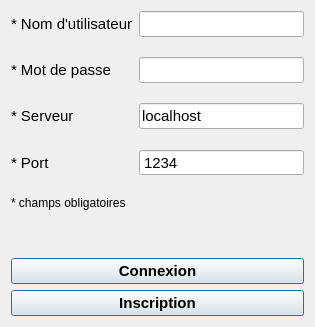
Qt form User/viewUser.ui (edri/ProjetChat2015) before a commit.
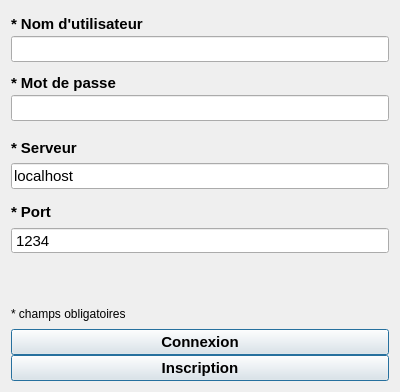
The same form after that commit. Icons and pictures are not drawn.

Commit message: Mise à jour de la vue de connexion.

Patch:
```diff
--- a/User/viewUser.ui
+++ b/User/viewUser.ui
@@ -6,10 +6,22 @@
    <rect>
     <x>0</x>
     <y>0</y>
-    <width>315</width>
-    <height>327</height>
+    <width>400</width>
+    <height>392</height>
    </rect>
   </property>
+  <property name="minimumSize">
+   <size>
+    <width>400</width>
+    <height>392</height>
+   </size>
+  </property>
+  <property name="maximumSize">
+   <size>
+    <width>16777215</width>
+    <height>392</height>
+   </size>
+  </property>
   <property name="windowTitle">
    <string>Connexion</string>
   </property>
@@ -18,16 +30,13 @@
     <normaloff>:/icons/img/chator.png</normaloff>:/icons/img/chator.png</iconset>
   </property>
   <widget class="QWidget" name="centralWidget">
-   <layout class="QVBoxLayout" name="verticalLayout">
+   <layout class="QVBoxLayout" name="verticalLayout_2">
     <item>
-     <layout class="QFormLayout" name="formLayout">
-      <property name="fieldGrowthPolicy">
-       <enum>QFormLayout::AllNonFixedFieldsGrow</enum>
+     <layout class="QVBoxLayout" name="verticalLayout">
+      <property name="spacing">
+       <number>0</number>
       </property>
-      <property name="verticalSpacing">
-       <number>20</number>
-      </property>
-      <item row="0" column="0">
+      <item>
        <widget class="QLabel" name="lbl_userName">
         <property name="enabled">
          <bool>true</bool>
@@ -47,6 +56,8 @@
         <property name="font">
          <font>
           <pointsize>11</pointsize>
+          <weight>75</weight>
+          <bold>true</bold>
          </font>
         </property>
         <property name="text">
@@ -54,7 +65,32 @@
         </property>
        </widget>
       </item>
-      <item row="1" column="0">
+      <item>
+       <widget class="QLineEdit" name="ldt_userName">
+        <property name="font">
+         <font>
+          <pointsize>11</pointsize>
+         </font>
+        </property>
+       </widget>
+      </item>
+      <item>
+       <spacer name="verticalSpacer">
+        <property name="orientation">
+         <enum>Qt::Vertical</enum>
+        </property>
+        <property name="sizeType">
+         <enum>QSizePolicy::Fixed</enum>
+        </property>
+        <property name="sizeHint" stdset="0">
+         <size>
+          <width>5</width>
+          <height>8</height>
+         </size>
+        </property>
+       </spacer>
+      </item>
+      <item>
        <widget class="QLabel" name="lbl_password">
         <property name="maximumSize">
          <size>
@@ -65,6 +101,8 @@
         <property name="font">
          <font>
           <pointsize>11</pointsize>
+          <weight>75</weight>
+          <bold>true</bold>
          </font>
         </property>
         <property name="text">
@@ -72,11 +110,41 @@
         </property>
        </widget>
       </item>
-      <item row="2" column="0">
+      <item>
+       <widget class="QLineEdit" name="ldt_password">
+        <property name="font">
+         <font>
+          <pointsize>11</pointsize>
+         </font>
+        </property>
+        <property name="echoMode">
+         <enum>QLineEdit::Password</enum>
+        </property>
+       </widget>
+      </item>
+      <item>
+       <spacer name="verticalSpacer_2">
+        <property name="orientation">
+         <enum>Qt::Vertical</enum>
+        </property>
+        <property name="sizeType">
+         <enum>QSizePolicy::Fixed</enum>
+        </property>
+        <property name="sizeHint" stdset="0">
+         <size>
+          <width>20</width>
+          <height>12</height>
+         </size>
+        </property>
+       </spacer>
+      </item>
+      <item>
        <widget class="QLabel" name="lbl_server">
         <property name="font">
          <font>
           <pointsize>11</pointsize>
+          <weight>75</weight>
+          <bold>true</bold>
          </font>
         </property>
         <property name="text">
@@ -84,7 +152,7 @@
         </property>
        </widget>
       </item>
-      <item row="2" column="1">
+      <item>
        <widget class="QLineEdit" name="ldt_server">
         <property name="font">
          <font>
@@ -96,11 +164,29 @@
         </property>
        </widget>
       </item>
-      <item row="3" column="0">
+      <item>
+       <spacer name="verticalSpacer_3">
+        <property name="orientation">
+         <enum>Qt::Vertical</enum>
+        </property>
+        <property name="sizeType">
+         <enum>QSizePolicy::Fixed</enum>
+        </property>
+        <property name="sizeHint" stdset="0">
+         <size>
+          <width>20</width>
+          <height>8</height>
+         </size>
+        </property>
+       </spacer>
+      </item>
+      <item>
        <widget class="QLabel" name="lbl_port">
         <property name="font">
          <font>
           <pointsize>11</pointsize>
+          <weight>75</weight>
+          <bold>true</bold>
          </font>
         </property>
         <property name="text">
@@ -108,7 +194,7 @@
         </property>
        </widget>
       </item>
-      <item row="3" column="1">
+      <item>
        <widget class="QSpinBox" name="spn_port">
         <property name="font">
          <font>
@@ -129,14 +215,23 @@
         </property>
        </widget>
       </item>
-      <item row="4" column="0" colspan="2">
-       <widget class="QLabel" name="lbl_required">
-        <property name="text">
-         <string>* champs obligatoires</string>
+      <item>
+       <spacer name="verticalSpacer_4">
+        <property name="orientation">
+         <enum>Qt::Vertical</enum>
         </property>
-       </widget>
+        <property name="sizeType">
+         <enum>QSizePolicy::Fixed</enum>
+        </property>
+        <property name="sizeHint" stdset="0">
+         <size>
+          <width>20</width>
+          <height>12</height>
+         </size>
+        </property>
+       </spacer>
       </item>
-      <item row="5" column="0" colspan="2">
+      <item>
        <widget class="QLabel" name="lbl_info">
         <property name="maximumSize">
          <size>
@@ -156,63 +251,65 @@
         </property>
        </widget>
       </item>
-      <item row="0" column="1">
-       <widget class="QLineEdit" name="ldt_userName">
+      <item>
+       <spacer name="verticalSpacer_5">
+        <property name="orientation">
+         <enum>Qt::Vertical</enum>
+        </property>
+        <property name="sizeType">
+         <enum>QSizePolicy::Fixed</enum>
+        </property>
+        <property name="sizeHint" stdset="0">
+         <size>
+          <width>20</width>
+          <height>8</height>
+         </size>
+        </property>
+       </spacer>
+      </item>
+      <item>
+       <widget class="QLabel" name="lbl_required">
+        <property name="text">
+         <string>* champs obligatoires</string>
+        </property>
+       </widget>
+      </item>
+      <item>
+       <widget class="QPushButton" name="btn_connexion">
         <property name="font">
          <font>
           <pointsize>11</pointsize>
+          <weight>75</weight>
+          <bold>true</bold>
          </font>
         </property>
+        <property name="text">
+         <string>Connexion</string>
+        </property>
+        <property name="default">
+         <bool>true</bool>
+        </property>
        </widget>
       </item>
-      <item row="1" column="1">
-       <widget class="QLineEdit" name="ldt_password">
+      <item>
+       <widget class="QPushButton" name="btn_inscription">
         <property name="font">
          <font>
           <pointsize>11</pointsize>
+          <weight>75</weight>
+          <bold>true</bold>
          </font>
         </property>
-        <property name="echoMode">
-         <enum>QLineEdit::Password</enum>
+        <property name="text">
+         <string>Inscription</string>
+        </property>
+        <property name="default">
+         <bool>true</bool>
         </property>
        </widget>
       </item>
      </layout>
     </item>
-    <item>
-     <widget class="QPushButton" name="btn_connexion">
-      <property name="font">
-       <font>
-        <pointsize>11</pointsize>
-        <weight>75</weight>
-        <bold>true</bold>
-       </font>
-      </property>
-      <property name="text">
-       <string>Connexion</string>
-      </property>
-      <property name="default">
-       <bool>true</bool>
-      </property>
-     </widget>
-    </item>
-    <item>
-     <widget class="QPushButton" name="btn_inscription">
-      <property name="font">
-       <font>
-        <pointsize>11</pointsize>
-        <weight>75</weight>
-        <bold>true</bold>
-       </font>
-      </property>
-      <property name="text">
-       <string>Inscription</string>
-      </property>
-      <property name="default">
-       <bool>true</bool>
-      </property>
-     </widget>
-    </item>
    </layout>
   </widget>
   <widget class="QMenuBar" name="menuBar">
```
Left out of the diff: 8 changed lines with no effect on the pictures. The commit also changes 2 other files.
